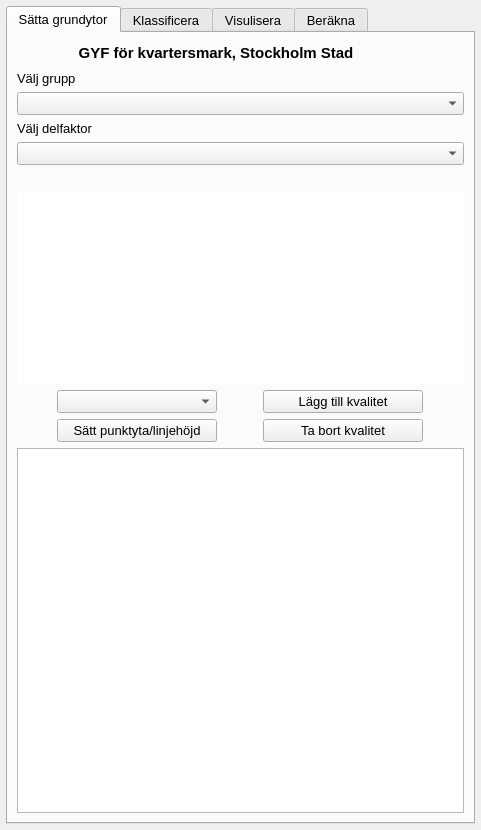
co-city/QGYF, file ui/qgyf_dockwidget_base.ui: the form before one commit.
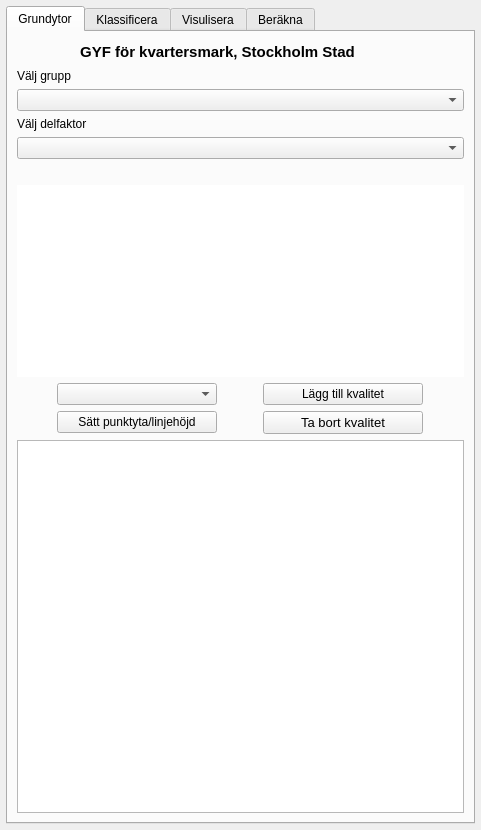
The form after the commit. Icons and pictures are not drawn. Custom widgets are drawn as their Qt base class.

```diff
--- a/ui/qgyf_dockwidget_base.ui
+++ b/ui/qgyf_dockwidget_base.ui
@@ -19,7 +19,7 @@
   <property name="font">
    <font>
     <family>Tahoma</family>
-    <pointsize>10</pointsize>
+    <pointsize>9</pointsize>
    </font>
   </property>
   <property name="windowIcon">
@@ -39,6 +39,11 @@
      <verstretch>0</verstretch>
     </sizepolicy>
    </property>
+   <property name="font">
+    <font>
+     <pointsize>9</pointsize>
+    </font>
+   </property>
    <property name="layoutDirection">
     <enum>Qt::LeftToRight</enum>
    </property>
@@ -89,7 +94,10 @@
       </property>
       <widget class="QWidget" name="groundareas">
        <attribute name="title">
-        <string>Sätta grundytor</string>
+        <string>Grundytor</string>
+       </attribute>
+       <attribute name="toolTip">
+        <string>Här klassificerar du grundytor</string>
        </attribute>
        <layout class="QVBoxLayout" name="verticalLayout_3">
         <item>
@@ -147,7 +155,7 @@
             </item>
            </layout>
           </item>
-          <item>
+          <item alignment="Qt::AlignBottom">
            <widget class="QLabel" name="label_YG">
             <property name="text">
              <string>Välj grupp</string>
@@ -162,12 +170,18 @@
               <height>16777215</height>
              </size>
             </property>
+            <property name="font">
+             <font>
+              <pointsize>9</pointsize>
+              <stylestrategy>PreferDefault</stylestrategy>
+             </font>
+            </property>
             <property name="sizeAdjustPolicy">
              <enum>QComboBox::AdjustToContentsOnFirstShow</enum>
             </property>
            </widget>
           </item>
-          <item>
+          <item alignment="Qt::AlignBottom">
            <widget class="QLabel" name="label_YQ">
             <property name="text">
              <string>Välj delfaktor</string>
```
Left out of the diff: 24 changed lines with no effect on the pictures.
